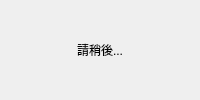
Before: the Qt Designer form resources/ui/Ui_IntermediateLogin.ui in starmcc/qs-beanfun-5, drawn with Qt 5.
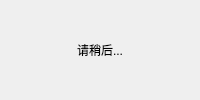
After: the same form once the commit is applied.

```diff
--- a/resources/ui/Ui_IntermediateLogin.ui
+++ b/resources/ui/Ui_IntermediateLogin.ui
@@ -17,7 +17,7 @@
    <item>
     <widget class="QLabel" name="label_await">
      <property name="text">
-      <string>請稍後...</string>
+      <string>请稍后...</string>
      </property>
      <property name="alignment">
       <set>Qt::AlignCenter</set>
```
